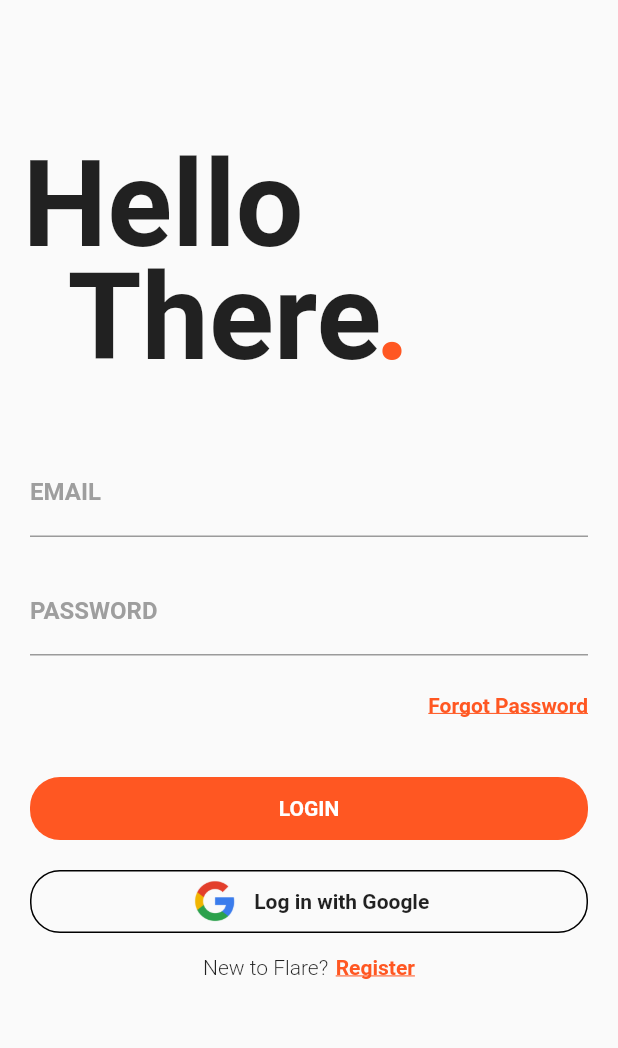
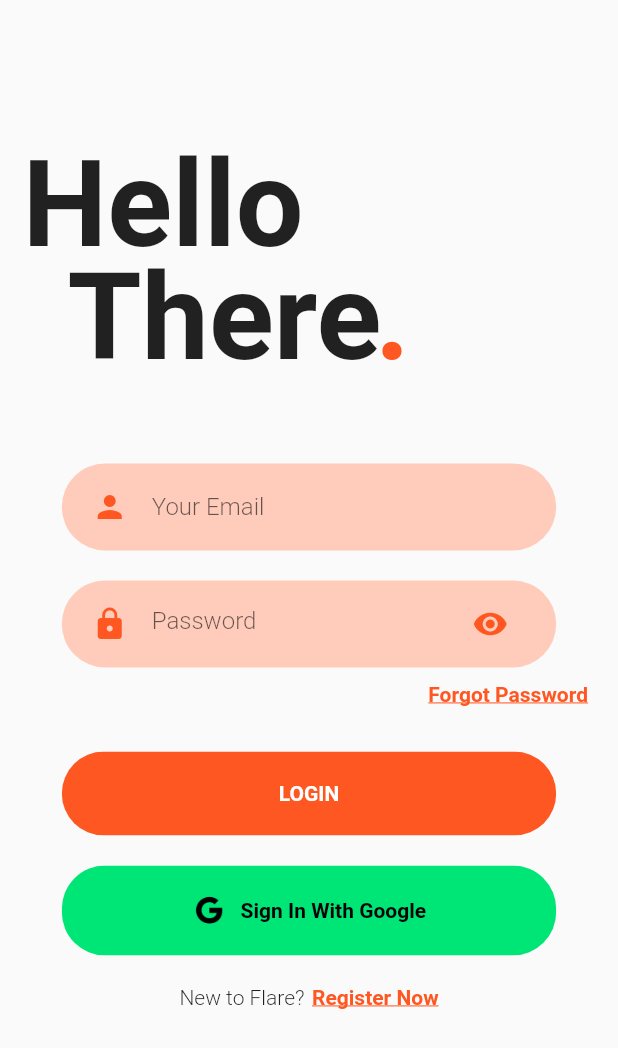
Before and after one commit to RaphaelChevallier/Flare-Hackathon, a Flutter app: the Signin screen opened directly, on a phone screen of 412 x 824 dp. Shown: the top 1048 px of the screen. Run offline on Flutter 3.47's test engine with Material 2 defaults, Android fonts, the phone set to English and light mode, and no system bars; our stand-ins replace firebase_auth, firebase_core, firebase_database, geolocator, google_maps_flutter, permission_handler; accounts and stored records are empty; Roboto replaces fonts that are missing (MontSerrat, Montserrat).

Commit message:
got alot done. need to figure out how to connect welcome with home for straight connection

```diff
--- /dev/null
+++ b/good_neighbors/lib/components/rounded_buttons.dart
@@ -0,0 +1,173 @@
+import 'package:flutter/material.dart';
+
+const kPrimaryColor = Color(0xFFFF5722);
+const kPrimaryLightColor = Color(0xFFFFCCBC);
+const googleColor = Color(0xFF00E676);
+
+class RoundedPasswordField extends StatelessWidget {
+  final ValueChanged<String> onChanged;
+  final TextEditingController controller;
+  const RoundedPasswordField({
+    Key key,
+    this.controller,
+    this.onChanged,
+  }) : super(key: key);
+
+  @override
+  Widget build(BuildContext context) {
+    return TextFieldContainer(
+      child: TextField(
+        controller: controller,
+        obscureText: true,
+        onChanged: onChanged,
+        cursorColor: kPrimaryColor,
+        decoration: InputDecoration(
+          hintText: "Password",
+          icon: Icon(
+            Icons.lock,
+            color: kPrimaryColor,
+          ),
+          suffixIcon: Icon(
+            Icons.visibility,
+            color: kPrimaryColor,
+          ),
+          border: InputBorder.none,
+        ),
+      ),
+    );
+  }
+}
+
+class RoundedInputField extends StatelessWidget {
+  final String hintText;
+  final IconData icon;
+  final TextEditingController controller;
+  final ValueChanged<String> onChanged;
+  const RoundedInputField({
+    Key key,
+    this.hintText,
+    this.controller,
+    this.icon = Icons.person,
+    this.onChanged,
+  }) : super(key: key);
+
+  @override
+  Widget build(BuildContext context) {
+    return TextFieldContainer(
+      child: TextField(
+        controller: controller,
+        onChanged: onChanged,
+        cursorColor: kPrimaryColor,
+        decoration: InputDecoration(
+          icon: Icon(
+            icon,
+            color: kPrimaryColor,
+          ),
+          hintText: hintText,
+          border: InputBorder.none,
+        ),
+      ),
+    );
+  }
+}
+
+class RoundedButton extends StatelessWidget {
+  final String text;
+  final Function press;
+  final Color color, textColor;
+  const RoundedButton({
+    Key key,
+    this.text,
+    this.press,
+    this.color = kPrimaryColor,
+    this.textColor = Colors.white,
+  }) : super(key: key);
+
+  @override
+  Widget build(BuildContext context) {
+    Size size = MediaQuery.of(context).size;
+    return Container(
+      margin: EdgeInsets.symmetric(vertical: 10),
+      width: size.width * 0.8,
+      child: ClipRRect(
+        borderRadius: BorderRadius.circular(29),
+        child: FlatButton(
+          padding: EdgeInsets.symmetric(vertical: 20, horizontal: 40),
+          color: color,
+          onPressed: press,
+          child: Text(
+            text,
+            style: TextStyle(color: textColor, fontWeight: FontWeight.bold),
+          ),
+        ),
+      ),
+    );
+  }
+}
+
+class RoundedGoogleButton extends StatelessWidget {
+  final String text;
+  final Function press;
+  final Color color, textColor;
+  const RoundedGoogleButton({
+    Key key,
+    this.text,
+    this.press,
+    this.color = googleColor,
+    this.textColor = Colors.black,
+  }) : super(key: key);
+
+  @override
+  Widget build(BuildContext context) {
+    Size size = MediaQuery.of(context).size;
+    return Container(
+      margin: EdgeInsets.symmetric(vertical: 10),
+      width: size.width * 0.8,
+      child: ClipRRect(
+        borderRadius: BorderRadius.circular(29),
+        child: FlatButton(
+          padding: EdgeInsets.symmetric(vertical: 20, horizontal: 40),
+          color: color,
+          onPressed: press,
+          child: Row(
+            mainAxisAlignment: MainAxisAlignment.center,
+            children: <Widget>[
+              Center(
+                child: Image(image: AssetImage('assets/images/google_logo.png'), color: Colors.black, height: 20.0),
+              ),
+              SizedBox(width: 10.0),
+              Center(
+                child: Text(
+                  text,
+                  style: TextStyle(color: textColor, fontWeight: FontWeight.bold),
+                ),
+              ),
+            ]),
+        ),
+      ),
+    );
+  }
+}
+
+class TextFieldContainer extends StatelessWidget {
+  final Widget child;
+  const TextFieldContainer({
+    Key key,
+    this.child,
+  }) : super(key: key);
+
+  @override
+  Widget build(BuildContext context) {
+    Size size = MediaQuery.of(context).size;
+    return Container(
+      margin: EdgeInsets.symmetric(vertical: 10),
+      padding: EdgeInsets.symmetric(horizontal: 20, vertical: 5),
+      width: size.width * 0.8,
+      decoration: BoxDecoration(
+        color: kPrimaryLightColor,
+        borderRadius: BorderRadius.circular(29),
+      ),
+      child: child,
+    );
+  }
+}
--- a/good_neighbors/lib/profile.dart
+++ b/good_neighbors/lib/profile.dart
@@ -3,6 +3,11 @@ import 'star_display.dart';
 import 'package:firebase_core/firebase_core.dart';
 import 'package:firebase_database/firebase_database.dart';
 import 'package:firebase_database/ui/firebase_animated_list.dart';
+import 'components/rounded_buttons.dart';
+import 'authentication_service.dart';
+import 'package:provider/provider.dart';
+
+
 
 class UserProfile extends StatefulWidget{
 @override
@@ -185,6 +190,12 @@ class _UserProfile extends State<UserProfile> {
                   _buildBio(context),
                   _buildSeparator(screenSize),
                   _buildStarDisplay(),
+                  RoundedButton(
+                  text: "SIGN OUT",
+                  press: () {
+                    context.read<AuthenticationService>().signOut();
+                  },
+                ),
                   SwitchWidget()
                 ],
               ),
--- a/good_neighbors/lib/sign_in.dart
+++ b/good_neighbors/lib/sign_in.dart
@@ -1,4 +1,7 @@
 import 'package:flutter/material.dart';
+import 'package:provider/provider.dart';
+import 'authentication_service.dart';
+import 'components/rounded_buttons.dart';
 
 class Signin extends StatefulWidget {
   @override
@@ -8,6 +11,8 @@ class Signin extends StatefulWidget {
 }
 
 class _SigninState extends State<Signin> {
+  final TextEditingController emailController = TextEditingController();
+  final TextEditingController passwordController = TextEditingController();
 
   @override
   Widget build(BuildContext context) {
@@ -50,38 +55,18 @@ class _SigninState extends State<Signin> {
             padding: EdgeInsets.only(top:40.0, left: 20.0, right:20.0),
             child: Column(
               children: <Widget>[
-                TextField(
-                  decoration: InputDecoration(
-                    labelText: 'EMAIL',
-                    labelStyle: TextStyle(
-                      fontFamily: 'MontSerrat',
-                      fontWeight: FontWeight.bold,
-                      color: Colors.grey
-                    ),
-                    focusedBorder: UnderlineInputBorder(
-                      borderSide: BorderSide(color: Colors.grey)
-                    ),
-                  ),
-                ),
-                SizedBox(height: 20.0),
-                TextField(
-                  decoration: InputDecoration(
-                    labelText: 'PASSWORD',
-                    labelStyle: TextStyle(
-                      fontFamily: 'MontSerrat',
-                      fontWeight: FontWeight.bold,
-                      color: Colors.grey
-                    ),
-                    focusedBorder: UnderlineInputBorder(
-                      borderSide: BorderSide(color: Colors.grey)
-                    ),
-                  ),
-                  obscureText: true,
-                ),
-                SizedBox(height: 10.0),
+                RoundedInputField(
+              controller: emailController,
+              hintText: "Your Email",
+              onChanged: (value) {},
+            ),
+            RoundedPasswordField(
+              controller: passwordController,
+              onChanged: (value) {},
+            ),
                 Container(
                   alignment: Alignment(1.0, 0.0),
-                  padding: EdgeInsets.only(top: 15.0, left: 20.0),
+                  padding: EdgeInsets.only(left: 20.0),
                   child: InkWell(
                     child: Text('Forgot Password', style: TextStyle(
                       color: Colors.deepOrange,
@@ -91,65 +76,76 @@ class _SigninState extends State<Signin> {
                     ),
                   ),
                 ),
-                SizedBox(height: 40.0),
-                Container(
-                  height: 42.0,
-                  child: Material(
-                    borderRadius: BorderRadius.circular(20.0),
-                    shadowColor: Colors.deepOrangeAccent,
-                    color: Colors.deepOrange,
-                    child: GestureDetector(
-                      onTap: () {},
-                      child: Center(
-                        child: Text(
-                          'LOGIN',
-                          style: TextStyle(
-                            color: Colors.white,
-                            fontWeight: FontWeight.bold,
-                            fontFamily: 'Montserrat'
-
-                          ),
-                        ),
-                      ),
-                    )
-                  )
+                SizedBox(height: 20.0),
+                RoundedButton(
+                  text: "LOGIN",
+                  press: () {
+                    context.read<AuthenticationService>().signIn(
+                    email: emailController.text.trim(),
+                    password: passwordController.text.trim(),
+                  );
+                  },
                 ),
-                SizedBox(height: 20.0),
-                Container(
-                  height: 42.0,
-                  color: Colors.transparent,
-                  child: Container(
-                    decoration: BoxDecoration(
-                      border: Border.all(
-                        color: Colors.black,
-                        style: BorderStyle.solid,
-                        width: 1.0
-                      ),
-                      color: Colors.transparent,
-                      borderRadius: BorderRadius.circular(20.0)
-                    ),
-                    child: Row(
-                      mainAxisAlignment: MainAxisAlignment.center,
-                      children: <Widget>[
-                        Center(
-                          child: Image(image: AssetImage('assets/images/google_logo.png'), color: null, height: 30.0),
-                        ),
-                        SizedBox(width: 10.0),
-                        Center(
-                          child: Text('Log in with Google',
-                           style: TextStyle(
-                             fontWeight: FontWeight.bold,
-                             fontFamily: 'Montserrat'
-                           )),
-                        ),
-                      ],
-                    ),
-                  ),
+                // Container(
+                //   height: 42.0,
+                //   child: Material(
+                //     borderRadius: BorderRadius.circular(20.0),
+                //     shadowColor: Colors.deepOrangeAccent,
+                //     color: Colors.deepOrange,
+                //     child: GestureDetector(
+                //       onTap: () {},
+                //       child: Center(
+                //         child: Text(
+                //           'LOGIN',
+                //           style: TextStyle(
+                //             color: Colors.white,
+                //             fontWeight: FontWeight.bold,
+                //             fontFamily: 'Montserrat'
+                //           ),
+                //         ),
+                //       ),
+                //     )
+                //   )
+                // ),
+                RoundedGoogleButton(
+                  text: "Sign In With Google",
+                  press: () {},
                 ),
+                // Container(
+                //   height: 42.0,
+                //   color: Colors.transparent,
+                //   child: Container(
+                //     decoration: BoxDecoration(
+                //       border: Border.all(
+                //         color: Colors.black,
+                //         style: BorderStyle.solid,
+                //         width: 1.0
+                //       ),
+                //       color: Colors.transparent,
+                //       borderRadius: BorderRadius.circular(20.0)
+                //     ),
+                //     child: Row(
+                //       mainAxisAlignment: MainAxisAlignment.center,
+                //       children: <Widget>[
+                //         Center(
+                //           child: Image(image: AssetImage('assets/images/google_logo.png'), color: null, height: 30.0),
+                //         ),
+                //         SizedBox(width: 10.0),
+                //         Center(
+                //           child: Text('Log in with Google',
+                //            style: TextStyle(
+                //              fontWeight: FontWeight.bold,
+                //              fontFamily: 'Montserrat'
+                //            )),
+                //         ),
+                //       ],
+                //     ),
+                //   ),
+                // ),
               ]
             ),
           ),
-          SizedBox(height: 15.0),
+          SizedBox(height: 10.0),
           Row(
             mainAxisAlignment: MainAxisAlignment.center,
             children: <Widget>[
@@ -161,8 +157,10 @@ class _SigninState extends State<Signin> {
               ),
               SizedBox(width: 5.0),
               InkWell(
-                onTap: () {},
-                child: Text('Register',
+                onTap: () {
+                  Navigator.of(context).pushNamed('/signup');
+                },
+                child: Text('Register Now',
                 style: TextStyle(
                   fontFamily: 'Montserrat',
                   color: Colors.deepOrange,
--- a/good_neighbors/pubspec.yaml
+++ b/good_neighbors/pubspec.yaml
@@ -26,8 +26,10 @@ dependencies:
   permission_handler: ^3.0.1
   splashscreen: ^1.2.0
   flutter_google_places: ^0.1.4
-  firebase_database:  ^0.4.1
-  firebase_core: any
+  firebase_database:  any
+  firebase_core: ^0.5.0
+  firebase_auth: ^0.18.0+1
+  provider: ^4.3.2+1
   # The following adds the Cupertino Icons font to your application.
   # Use with the CupertinoIcons class for iOS style icons.
   cupertino_icons: ^0.1.2
```
Also changed, not shown: good_neighbors/lib/authentication_service.dart (added, +43 -0 lines), good_neighbors/lib/home_widget.dart (+8 -6 lines), good_neighbors/lib/main.dart (+62 -7 lines), good_neighbors/lib/sign_up.dart (added, +106 -0 lines), good_neighbors/lib/welcome.dart (added, +71 -0 lines), good_neighbors/lib/google_maps_view.dart (indentation only), good_neighbors/pubspec.lock.
